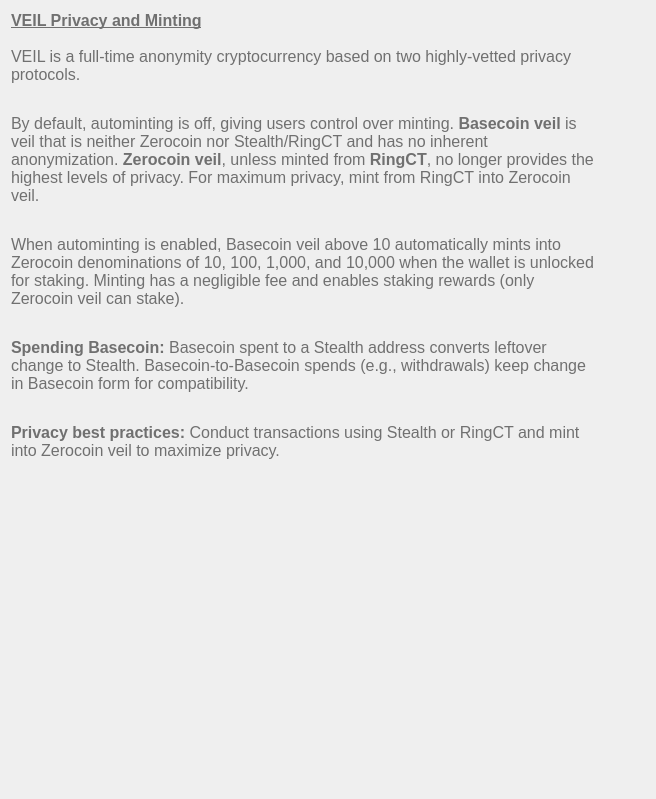
Before: the Qt Designer form src/qt/veil/forms/settingsfaq01.ui in Veil-Project/veil, drawn with Qt 5.
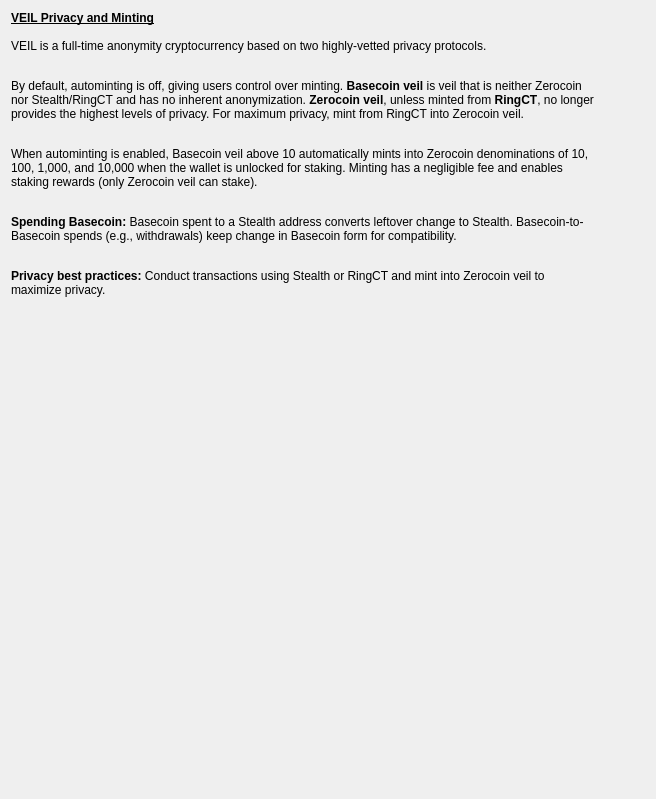
After: the same form once the commit is applied.

Patch:
```diff
--- a/src/qt/veil/forms/settingsfaq01.ui
+++ b/src/qt/veil/forms/settingsfaq01.ui
@@ -13,25 +13,12 @@
   <property name="windowTitle">
    <string>Form</string>
   </property>
-  <property name="styleSheet">
-   <string notr="true">font-size:16px;
-color:#707070;</string>
-  </property>
-  <layout class="QVBoxLayout" name="verticalLayout">
+  <layout class="QVBoxLayout" name="verticalLayout" stretch="0">
    <property name="rightMargin">
     <number>60</number>
    </property>
-   <item alignment="Qt::AlignLeft|Qt::AlignTop">
+   <item alignment="Qt::AlignTop">
     <widget class="QLabel" name="label_2">
-     <property name="minimumSize">
-      <size>
-       <width>0</width>
-       <height>0</height>
-      </size>
-     </property>
-     <property name="styleSheet">
-      <string notr="true">font-weight:200;</string>
-     </property>
      <property name="text">
       <string>&lt;html&gt;&lt;head/&gt;&lt;body&gt;&lt;p&gt;&lt;span style=&quot;font-weight:600; text-decoration: underline;&quot;&gt;VEIL Privacy and Minting&lt;/span&gt;&lt;br/&gt;&lt;br/&gt;VEIL is a full-time anonymity cryptocurrency based on two highly-vetted privacy protocols.&lt;/p&gt;&lt;p&gt;&lt;br/&gt;By default, autominting is off, giving users control over minting. &lt;span style=&quot;font-weight:600;&quot;&gt;Basecoin veil&lt;/span&gt; is veil that is neither Zerocoin nor Stealth/RingCT and has no inherent anonymization. &lt;span style=&quot;font-weight:600;&quot;&gt;Zerocoin veil&lt;/span&gt;, unless minted from &lt;span style=&quot;font-weight:600;&quot;&gt;RingCT&lt;/span&gt;, no longer provides the highest levels of privacy. For maximum privacy, mint from RingCT into Zerocoin veil.&lt;/p&gt;&lt;p&gt;&lt;br/&gt;When autominting is enabled, Basecoin veil above 10 automatically mints into Zerocoin denominations of 10, 100, 1,000, and 10,000 when the wallet is unlocked for staking. Minting has a negligible fee and enables staking rewards (only Zerocoin veil can stake).&lt;/p&gt;&lt;p&gt;&lt;br/&gt;&lt;span style=&quot;font-weight:600;&quot;&gt;Spending Basecoin:&lt;/span&gt; Basecoin spent to a Stealth address converts leftover change to Stealth. Basecoin-to-Basecoin spends (e.g., withdrawals) keep change in Basecoin form for compatibility.&lt;/p&gt;&lt;p&gt;&lt;br/&gt;&lt;span style=&quot;font-weight:600;&quot;&gt;Privacy best practices:&lt;/span&gt; Conduct transactions using Stealth or RingCT and mint into Zerocoin veil to maximize privacy.&lt;/p&gt;&lt;/body&gt;&lt;/html&gt;</string>
      </property>
@@ -43,19 +30,6 @@
      </property>
     </widget>
    </item>
-   <item>
-    <spacer name="verticalSpacer">
-     <property name="orientation">
-      <enum>Qt::Vertical</enum>
-     </property>
-     <property name="sizeHint" stdset="0">
-      <size>
-       <width>20</width>
-       <height>40</height>
-      </size>
-     </property>
-    </spacer>
-   </item>
   </layout>
  </widget>
  <resources/>
```
